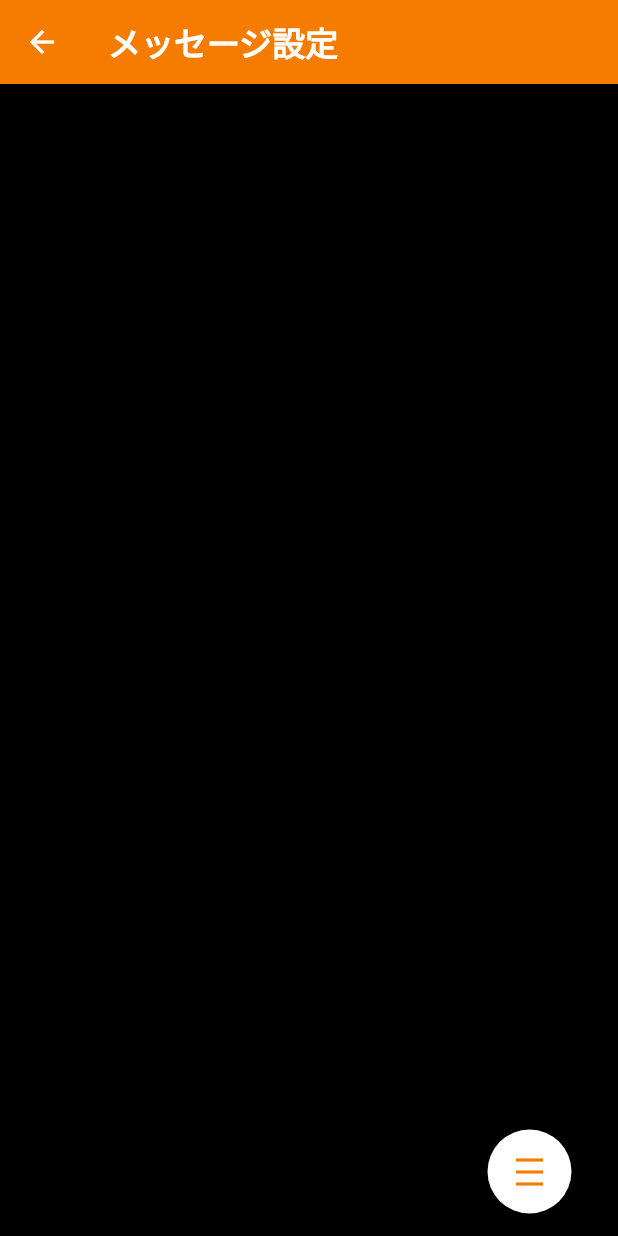
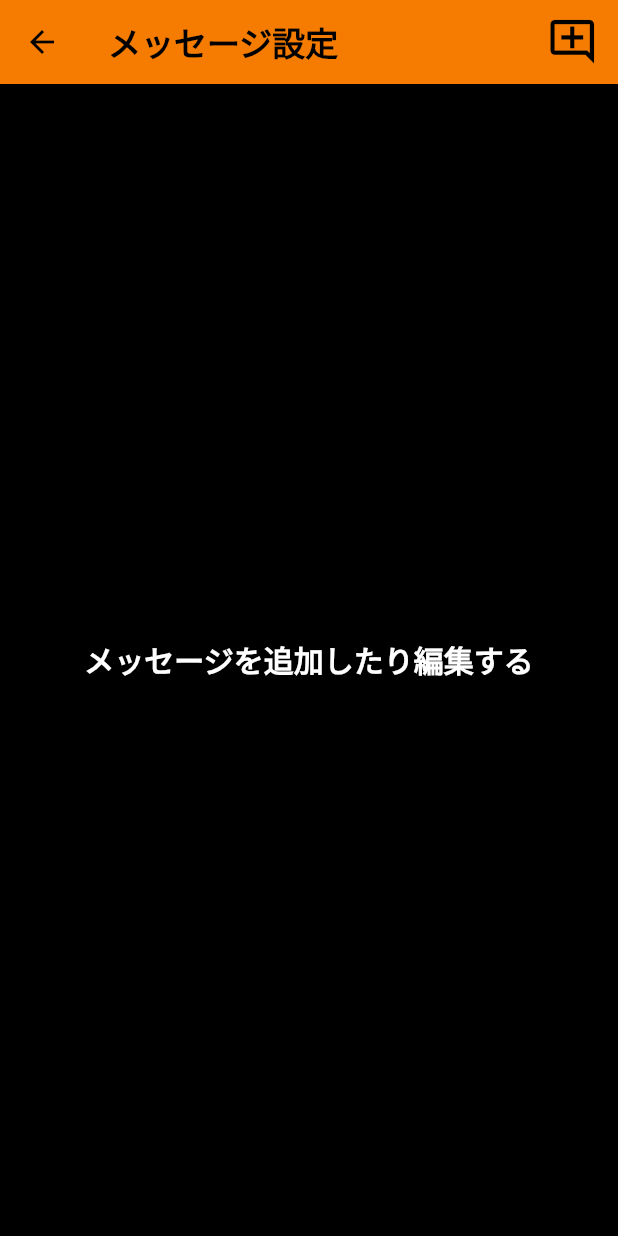
Before and after one commit to Akihi-Sumi/GraduateProject, a Flutter app: the EditMessagePage screen opened directly, on a phone screen of 412 x 824 dp. Run offline on Flutter 3.47's test engine with Material 2 defaults, Android fonts, the phone set to English and light mode, and no system bars; our stand-ins replace auto_route, qr_flutter; missing offline and left inert: qr_code_scanner.

Commit message:
0609変更

```diff
--- a/lib/main.dart
+++ b/lib/main.dart
@@ -14,7 +14,8 @@ class MyApp extends StatelessWidget {
       routerConfig: _appRouter.config(),
       title: 'Circular Bottom Navigation Demo',
       theme: ThemeData(
-        primarySwatch: Colors.blue,
+        primarySwatch: Colors.orange,
+        canvasColor: Colors.transparent,
       ),
     );
   }
--- a/lib/ui/settings/address.dart
+++ b/lib/ui/settings/address.dart
@@ -1,9 +1,9 @@
 import 'package:auto_route/auto_route.dart';
 import 'package:flutter/cupertino.dart';
 import 'package:flutter/material.dart';
-import 'package:graduate_app/fan/fan_bubble.dart';
 import 'package:graduate_app/ui/settings/qr/qr_gene.dart';
 import 'package:graduate_app/ui/settings/qr/qr_scanner.dart';
+import 'package:graduate_app/widget/fan_bubble.dart';
 
 @RoutePage()
 class AddressPage extends StatefulWidget {
--- a/lib/ui/settings/edit_message.dart
+++ b/lib/ui/settings/edit_message.dart
@@ -1,6 +1,6 @@
 import 'package:auto_route/auto_route.dart';
 import 'package:flutter/material.dart';
-import 'package:graduate_app/fan/fan_bubble.dart';
+import 'package:graduate_app/widget/modal_window.dart';
 
 @RoutePage()
 class EditMessagePage extends StatefulWidget {
@@ -12,7 +12,6 @@ class EditMessagePage extends StatefulWidget {
 
 class _EditMessagePageState extends State<EditMessagePage>
     with SingleTickerProviderStateMixin {
-  late Animation<double> _animation;
   late AnimationController _animationController;
 
   @override
@@ -21,11 +20,6 @@ class _EditMessagePageState extends State<EditMessagePage>
       vsync: this,
       duration: const Duration(milliseconds: 260),
     );
-
-    final curvedAnimation =
-        CurvedAnimation(parent: _animationController, curve: Curves.easeInOut);
-    _animation = Tween<double>(begin: 0, end: 1).animate(curvedAnimation);
-
     super.initState();
   }
 
@@ -43,60 +37,48 @@ class _EditMessagePageState extends State<EditMessagePage>
               fontWeight: FontWeight.w600,
             ),
           ),
+          actions: [
+            IconButton(
+              padding: EdgeInsets.only(right: 15),
+              icon: const Icon(
+                Icons.add_comment_outlined,
+                size: 35,
+              ),
+              onPressed: () => {
+                showModalBottomSheet(
+                  context: context,
+                  isScrollControlled: true,
+                  builder: (BuildContext context) {
+                    return Container(
+                      //height: 350,
+                      decoration: const BoxDecoration(
+                        color: Color(0xFFD6D6D6),
+                        borderRadius: BorderRadius.only(
+                          topLeft: Radius.circular(20),
+                          topRight: Radius.circular(20),
+                        ),
+                      ),
+                      child: const ModalWindow(),
+                    );
+                  },
+                ),
+              },
+            )
+          ],
           backgroundColor: Colors.orange.shade700,
         ),
-        //body: Center(child: Text(_text)),
-        floatingActionButtonLocation: FloatingActionButtonLocation.endDocked,
-        floatingActionButton: Container(
-          padding: EdgeInsets.all(15),
-          child: FloatingActionBubble(
-            items: <Bubble>[
-              Bubble(
-                title: "メッセージを追加",
-                iconColor: Colors.white,
-                bubbleColor: Colors.orange.shade700,
-                icon: Icons.add_comment_outlined,
-                titleStyle: const TextStyle(fontSize: 16, color: Colors.white),
-                onPress: () {
-                  _animationController.reverse();
-                },
-              ),
-              // Floating action menu item
-              Bubble(
-                title: "メッセージを編集",
-                iconColor: Colors.white,
-                bubbleColor: Colors.orange.shade700,
-                icon: Icons.create_sharp,
-                titleStyle: const TextStyle(fontSize: 16, color: Colors.white),
-                onPress: () {
-                  _animationController.reverse();
-                },
-              ),
-              //Floating action menu item
-              Bubble(
-                title: "メッセージを削除",
-                iconColor: Colors.white,
-                bubbleColor: Colors.orange.shade700,
-                icon: Icons.delete,
-                titleStyle: const TextStyle(fontSize: 16, color: Colors.white),
-                onPress: () {
-                  _animationController.reverse();
-                },
-              ),
-            ],
-            animation: _animation,
-
-            // On pressed change animation state
-            onPress: () => _animationController.isCompleted
-                ? _animationController.reverse()
-                : _animationController.forward(),
-
-            // Floating Action button Icon color
-            iconColor: Colors.orange.shade700,
-
-            // Floating Action button Icon
-            iconData: Icons.density_medium,
-            backGroundColor: Colors.white,
+        body: Container(
+          width: double.infinity,
+          height: double.infinity,
+          color: Colors.black,
+          child: Center(
+            child: Text(
+              "メッセージを追加したり編集する",
+              style: TextStyle(
+                  color: Colors.white,
+                  fontWeight: FontWeight.bold,
+                  fontSize: 20),
+            ),
           ),
         ),
       ),
```
Also changed, not shown: lib/widget/modal_window.dart (added, +101 -0 lines), lib/widget/popup_menu_button.dart (added, +61 -0 lines), lib/widget/fan_bubble.dart (renamed from lib/fan/fan_bubble.dart).
